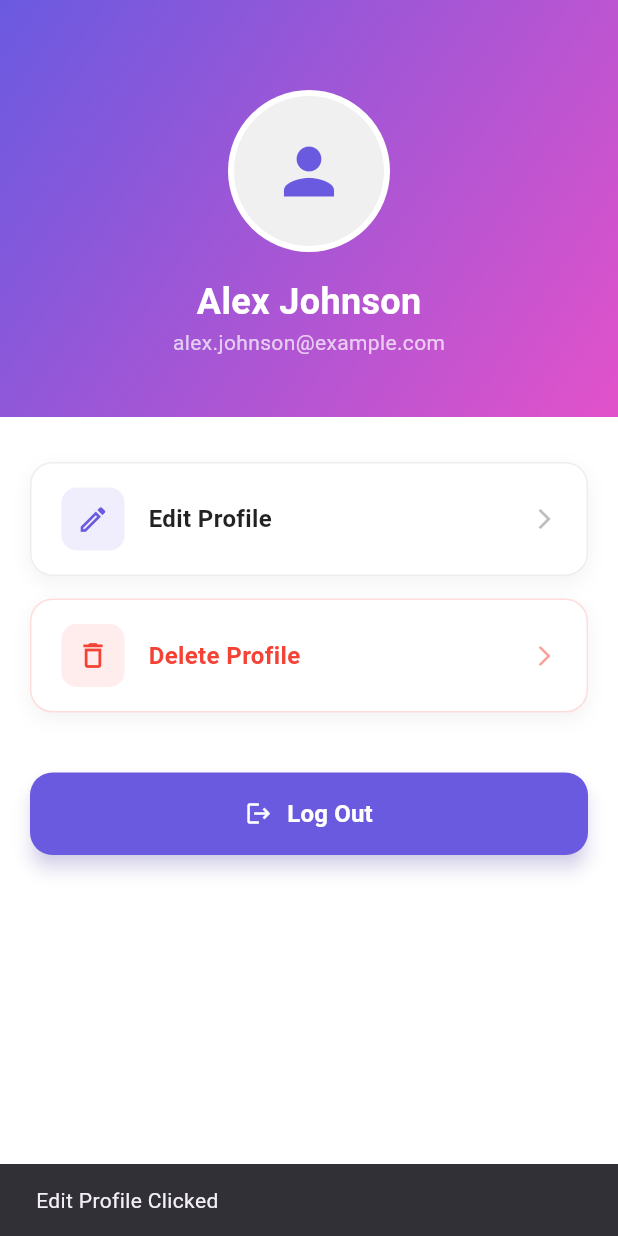
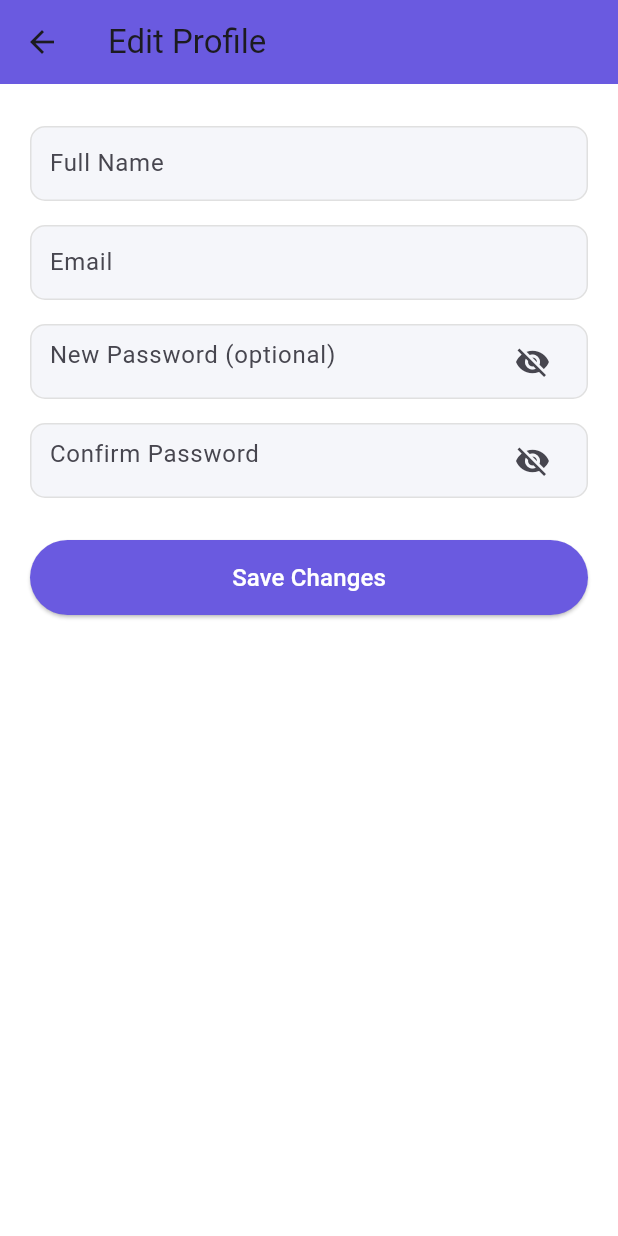
Before and after one commit to Ishini-Edirisinghe/Travelo-MAD-CW-2, a Flutter app: the ProfileScreen screen opened directly, after a tap on "Edit Profile", on a phone screen of 412 x 824 dp. Run offline on Flutter 3.47's test engine with Material 3 defaults, Android fonts, the phone set to English and light mode, and no system bars; our stand-ins replace cloud_firestore, firebase_auth, firebase_core, image_picker, sqflite; accounts and stored records are empty.

Commit message:
Connect Firebase
Connect Firebase

```diff
--- /dev/null
+++ b/lib/data/FirebaseServices/helper.dart
@@ -0,0 +1,15 @@
+
+ import 'package:firebase_auth/firebase_auth.dart';
+
+class FirebaseHelper{
+
+  String getErrorMessage(FirebaseException e){
+    switch(e.code){
+      case 'invalid-credential': return "Invalid email or password";
+      case 'invalid-email' : return "invalid email format";
+      case 'email-already-in-use': return "Email already registered by another user";
+      case 'weak-password' : return "Your password is too weak";
+      default: return "Unexpected error: ${e.message}";
+    }
+  }
+ }
--- /dev/null
+++ b/lib/data/models/AuthResult.dart
@@ -0,0 +1,15 @@
+class AuthResult {
+  final bool success;
+  final String? message;
+  final String? uid;
+  final String? email;
+  final String? name;
+
+  AuthResult({
+    required this.success,
+    this.message,
+    this.uid,
+    this.email,
+    this.name,
+  });
+}
--- a/lib/main.dart
+++ b/lib/main.dart
@@ -1,3 +1,4 @@
+import 'package:firebase_core/firebase_core.dart';
 import 'package:flutter/material.dart';
 import 'package:provider/provider.dart';
 import 'presentation/screens/splash_screen.dart';
@@ -11,7 +12,7 @@ import 'presentation/viewmodels/trip_viewmodel.dart';
 // }
 void main() async {
   WidgetsFlutterBinding.ensureInitialized();
-
+  await Firebase.initializeApp();
   // Initialize Architecture Layers
   final localDataSource = LocalDataSource();
   // CORRECT (Positional Argument)
--- /dev/null
+++ b/lib/presentation/screens/edit_profile_screen.dart
@@ -0,0 +1,189 @@
+import 'package:flutter/material.dart';
+import 'package:firebase_auth/firebase_auth.dart';
+import 'login.dart';
+
+class EditProfileScreen extends StatefulWidget {
+  const EditProfileScreen({super.key});
+
+  @override
+  State<EditProfileScreen> createState() => _EditProfileScreenState();
+}
+
+class _EditProfileScreenState extends State<EditProfileScreen> {
+  final FirebaseAuth _auth = FirebaseAuth.instance;
+  late User? _user;
+
+  final TextEditingController _nameController = TextEditingController();
+  final TextEditingController _emailController = TextEditingController();
+  final TextEditingController _passwordController = TextEditingController();
+  final TextEditingController _confirmController = TextEditingController();
+
+  bool _isPasswordVisible = false;
+  bool _isConfirmVisible = false;
+  bool _isLoading = false;
+
+  @override
+  void initState() {
+    super.initState();
+    _user = _auth.currentUser;
+    _nameController.text = _user?.displayName ?? '';
+    _emailController.text = _user?.email ?? '';
+  }
+
+  @override
+  void dispose() {
+    _nameController.dispose();
+    _emailController.dispose();
+    _passwordController.dispose();
+    _confirmController.dispose();
+    super.dispose();
+  }
+
+  Future<void> _updateProfile() async {
+    if (_nameController.text.isEmpty || _emailController.text.isEmpty) {
+      ScaffoldMessenger.of(context).showSnackBar(
+        const SnackBar(content: Text("Name and email cannot be empty")),
+      );
+      return;
+    }
+
+    if (_passwordController.text.isNotEmpty &&
+        _passwordController.text != _confirmController.text) {
+      ScaffoldMessenger.of(context).showSnackBar(
+        const SnackBar(content: Text("Passwords do not match")),
+      );
+      return;
+    }
+
+    setState(() => _isLoading = true);
+
+    try {
+      if (_nameController.text != _user?.displayName) {
+        await _user?.updateDisplayName(_nameController.text);
+      }
+
+      if (_emailController.text != _user?.email) {
+        await _user?.verifyBeforeUpdateEmail(_emailController.text);
+      }
+
+      if (_passwordController.text.isNotEmpty) {
+        await _user?.updatePassword(_passwordController.text);
+      }
+
+      await _user?.reload();
+      _user = _auth.currentUser;
+
+      ScaffoldMessenger.of(context).showSnackBar(
+        const SnackBar(content: Text("Profile updated successfully!")),
+      );
+    } on FirebaseAuthException catch (e) {
+      if (e.code == 'requires-recent-login') {
+        ScaffoldMessenger.of(context).showSnackBar(
+          const SnackBar(
+              content: Text(
+                  "Please log in again to update email or password.")),
+        );
+        await _auth.signOut();
+        Navigator.pushAndRemoveUntil(
+          context,
+          MaterialPageRoute(builder: (_) => const LoginScreen()),
+          (_) => false,
+        );
+      } else {
+        ScaffoldMessenger.of(context).showSnackBar(
+          SnackBar(content: Text(e.message ?? "Update failed")),
+        );
+      }
+    } finally {
+      setState(() => _isLoading = false);
+    }
+  }
+
+  Widget _buildTextField({
+    required TextEditingController controller,
+    required String hint,
+    bool isPassword = false,
+    bool isVisible = false,
+    VoidCallback? toggle,
+  }) {
+    return Container(
+      margin: const EdgeInsets.symmetric(vertical: 8),
+      padding: const EdgeInsets.symmetric(horizontal: 12),
+      decoration: BoxDecoration(
+        color: const Color(0xFFF5F6FA),
+        borderRadius: BorderRadius.circular(10),
+        border: Border.all(color: const Color(0xFFE0E0E0)),
+      ),
+      child: TextField(
+        controller: controller,
+        obscureText: isPassword ? !isVisible : false,
+        decoration: InputDecoration(
+          hintText: hint,
+          border: InputBorder.none,
+          suffixIcon: isPassword
+              ? IconButton(
+                  icon: Icon(
+                      isVisible ? Icons.visibility : Icons.visibility_off),
+                  onPressed: toggle,
+                )
+              : null,
+        ),
+      ),
+    );
+  }
+
+  @override
+  Widget build(BuildContext context) {
+    return Scaffold(
+      appBar: AppBar(
+        title: const Text("Edit Profile"),
+        backgroundColor: const Color(0xFF6A5AE0),
+      ),
+      body: _isLoading
+          ? const Center(child: CircularProgressIndicator())
+          : Padding(
+              padding: const EdgeInsets.all(20),
+              child: Column(
+                children: [
+                  _buildTextField(
+                      controller: _nameController, hint: "Full Name"),
+                  _buildTextField(
+                      controller: _emailController, hint: "Email"),
+                  _buildTextField(
+                      controller: _passwordController,
+                      hint: "New Password (optional)",
+                      isPassword: true,
+                      isVisible: _isPasswordVisible,
+                      toggle: () {
+                        setState(() => _isPasswordVisible = !_isPasswordVisible);
+                      }),
+                  _buildTextField(
+                      controller: _confirmController,
+                      hint: "Confirm Password",
+                      isPassword: true,
+                      isVisible: _isConfirmVisible,
+                      toggle: () {
+                        setState(
+                            () => _isConfirmVisible = !_isConfirmVisible);
+                      }),
+                  const SizedBox(height: 20),
+                  SizedBox(
+                    width: double.infinity,
+                    height: 50,
+                    child: ElevatedButton(
+                      onPressed: _updateProfile,
+                      style: ElevatedButton.styleFrom(
+                        backgroundColor: const Color(0xFF6A5AE0),
+                      ),
+                      child: const Text(
+                        "Save Changes",
+                        style: TextStyle(fontSize: 16, color: Colors.white),
+                      ),
+                    ),
+                  ),
+                ],
+              ),
+            ),
+    );
+  }
+}
--- a/lib/presentation/screens/home.dart
+++ b/lib/presentation/screens/home.dart
@@ -1,3 +1,4 @@
+import 'package:firebase_auth/firebase_auth.dart';
 import 'package:flutter/material.dart';
 import 'package:provider/provider.dart';
 import 'package:intl/intl.dart';
@@ -70,6 +71,11 @@ class HomeDashboardTab extends StatelessWidget {
 
   @override
   Widget build(BuildContext context) {
+    final user = FirebaseAuth.instance.currentUser;
+
+    final String name = user?.displayName ?? "User";
+    final String email = user?.email ?? "No email";
+
     return SingleChildScrollView(
       child: Column(
         crossAxisAlignment: CrossAxisAlignment.start,
@@ -95,14 +101,18 @@ class HomeDashboardTab extends StatelessWidget {
                         const CircleAvatar(
                           radius: 24,
                           backgroundColor: Colors.white,
-                          child: Icon(Icons.person, color: Color(0xFF6A5AE0)),
+                          child: Icon(
+                            Icons.person,
+                            color: Color(0xFF6A5AE0),
+                          ),
                         ),
                         const SizedBox(width: 12),
-                        const Expanded(
+
+                        Expanded(
                           child: Column(
                             crossAxisAlignment: CrossAxisAlignment.start,
                             children: [
-                              Text(
+                              const Text(
                                 "Welcome back,",
                                 style: TextStyle(
                                   color: Colors.white70,
@@ -110,11 +120,18 @@ class HomeDashboardTab extends StatelessWidget {
                                 ),
                               ),
                               Text(
-                                "Alex Johnson",
-                                style: TextStyle(
+                                name,
+                                style: const TextStyle(
                                   color: Colors.white,
                                   fontSize: 20,
                                   fontWeight: FontWeight.bold,
+                                ),
+                              ),
+                              Text(
+                                email,
+                                style: const TextStyle(
+                                  color: Colors.white70,
+                                  fontSize: 12,
                                 ),
                               ),
                             ],
--- a/lib/presentation/screens/profile.dart
+++ b/lib/presentation/screens/profile.dart
@@ -1,11 +1,18 @@
 import 'package:flutter/material.dart';
-import 'login.dart'; // To handle logout navigation
+import 'package:firebase_auth/firebase_auth.dart';
+import 'package:travelo/presentation/screens/edit_profile_screen.dart';
+import 'login.dart';
 
 class ProfileScreen extends StatelessWidget {
   const ProfileScreen({super.key});
 
   @override
   Widget build(BuildContext context) {
+    final user = FirebaseAuth.instance.currentUser;
+
+    final String name = user?.displayName ?? "User";
+    final String email = user?.email ?? "No email";
+
     return Scaffold(
       backgroundColor: Colors.white,
       body: SingleChildScrollView(
@@ -21,9 +28,6 @@ class ProfileScreen extends StatelessWidget {
                   begin: Alignment.topLeft,
                   end: Alignment.bottomRight,
                 ),
-                // borderRadius: BorderRadius.vertical(
-                //   bottom: Radius.circular(30),
-                // ),
               ),
               child: Column(
                 children: [
@@ -44,17 +48,26 @@ class ProfileScreen extends StatelessWidget {
                     ),
                   ),
                   const SizedBox(height: 16),
-                  const Text(
-                    "Alex Johnson",
-                    style: TextStyle(
+
+                  // ✅ USER NAME
+                  Text(
+                    name,
+                    style: const TextStyle(
                       fontSize: 24,
                       fontWeight: FontWeight.bold,
                       color: Colors.white,
                     ),
                   ),
-                  const Text(
-                    "alex.johnson@example.com",
-                    style: TextStyle(color: Colors.white70, fontSize: 14),
+
+                  const SizedBox(height: 4),
+
+                  // ✅ USER EMAIL
+                  Text(
+                    email,
+                    style: const TextStyle(
+                      color: Colors.white70,
+                      fontSize: 14,
+                    ),
                   ),
                 ],
               ),
@@ -62,40 +75,39 @@ class ProfileScreen extends StatelessWidget {
 
             const SizedBox(height: 30),
 
-            // 2. Profile Options (Edit & Delete)
+            // 2. Profile Options
             Padding(
               padding: const EdgeInsets.symmetric(horizontal: 20),
               child: Column(
                 children: [
-                  // Edit Profile Option
                   _buildProfileOption(
                     context,
                     icon: Icons.edit_outlined,
                     title: "Edit Profile",
                     onTap: () {
-                      ScaffoldMessenger.of(context).showSnackBar(
-                        const SnackBar(content: Text("Edit Profile Clicked")),
+                      Navigator.push(
+                        context,
+                        MaterialPageRoute(
+                          builder: (context) => const EditProfileScreen(),
+                        ),
                       );
-                      // Navigate to Edit Profile Screen here
                     },
                   ),
 
                   const SizedBox(height: 15),
 
-                  // Delete Profile Option (Red styling)
                   _buildProfileOption(
                     context,
                     icon: Icons.delete_outline,
                     title: "Delete Profile",
                     isDestructive: true,
                     onTap: () {
-                      // Show Confirmation Dialog
                       showDialog(
                         context: context,
                         builder: (ctx) => AlertDialog(
                           title: const Text("Delete Profile"),
                           content: const Text(
-                            "Are you sure you want to delete your account? This action cannot be undone.",
+                            "Are you sure you want to delete your account?",
                           ),
                           actions: [
                             TextButton(
@@ -103,16 +115,39 @@ class ProfileScreen extends StatelessWidget {
                               child: const Text("Cancel"),
                             ),
                             TextButton(
-                              onPressed: () {
+                              onPressed: () async {
                                 Navigator.pop(ctx);
-                                // Perform delete logic -> Navigate to Login
-                                Navigator.pushAndRemoveUntil(
-                                  context,
-                                  MaterialPageRoute(
-                                    builder: (_) => const LoginScreen(),
-                                  ),
-                                  (route) => false,
-                                );
+                                if (user == null) return;
+
+                                try {
+                                  // DELETE AUTH ACCOUNT
+                                  await user.delete();
+
+                                  // Navigate to Login
+                                  Navigator.pushAndRemoveUntil(
+                                    context,
+                                    MaterialPageRoute(builder: (_) => const LoginScreen()),
+                                    (_) => false,
+                                  );
+                                } on FirebaseAuthException catch (e) {
+                                  if (e.code == 'requires-recent-login') {
+                                    ScaffoldMessenger.of(context).showSnackBar(
+                                      const SnackBar(
+                                        content: Text(
+                                          "Please log in again to delete your account.",
+                                        ),
+                                      ),
+                                    );
+
+                                    // Sign out & redirect to login
+                                    await FirebaseAuth.instance.signOut();
+                                    Navigator.pushAndRemoveUntil(
+                                      context,
+                                      MaterialPageRoute(builder: (_) => const LoginScreen()),
+                                      (_) => false,
+                                    );
+                                  }
+                                }
                               },
                               child: const Text(
                                 "Delete",
@@ -132,20 +167,19 @@ class ProfileScreen extends StatelessWidget {
                     width: double.infinity,
                     height: 55,
                     child: ElevatedButton(
-                      onPressed: () {
-                        // Navigate back to login
+                      onPressed: () async {
+                        await FirebaseAuth.instance.signOut();
                         Navigator.pushAndRemoveUntil(
                           context,
                           MaterialPageRoute(
                             builder: (_) => const LoginScreen(),
                           ),
-                          (route) => false,
+                          (_) => false,
                         );
                       },
                       style: ElevatedButton.styleFrom(
                         backgroundColor: const Color(0xFF6A5AE0),
                         elevation: 5,
-                        shadowColor: const Color(0xFF6A5AE0).withOpacity(0.4),
                         shape: RoundedRectangleBorder(
                           borderRadius: BorderRadius.circular(15),
                         ),
@@ -176,7 +210,6 @@ class ProfileScreen extends StatelessWidget {
     );
   }
 
-  // Helper Widget for Options
   Widget _buildProfileOption(
     BuildContext context, {
     required IconData icon,
--- a/pubspec.yaml
+++ b/pubspec.yaml
@@ -44,6 +44,10 @@ dependencies:
   intl: ^0.20.2
   lottie: ^3.3.2
   image_picker: ^1.0.7
+  firebase_core: ^4.3.0
+  firebase_auth: ^6.1.3
+  cloud_firestore: ^6.1.1
+  firebase_storage: ^13.0.5
 
 dev_dependencies:
   flutter_test:
```
Also changed, not shown: lib/data/FirebaseServices/repository.dart (added, +80 -0 lines), lib/data/FirebaseServices/services.dart (added, +51 -0 lines), lib/presentation/screens/login.dart (+13 -8 lines), lib/presentation/screens/registration.dart (+31 -4 lines), pubspec.lock, 6 other files.
